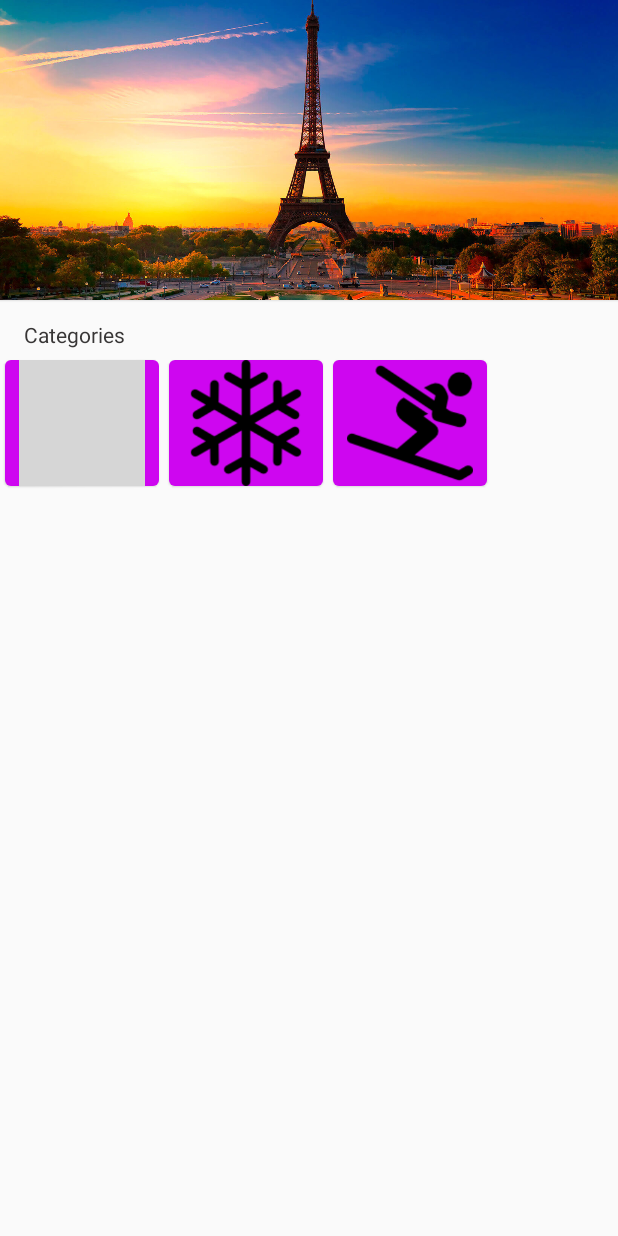
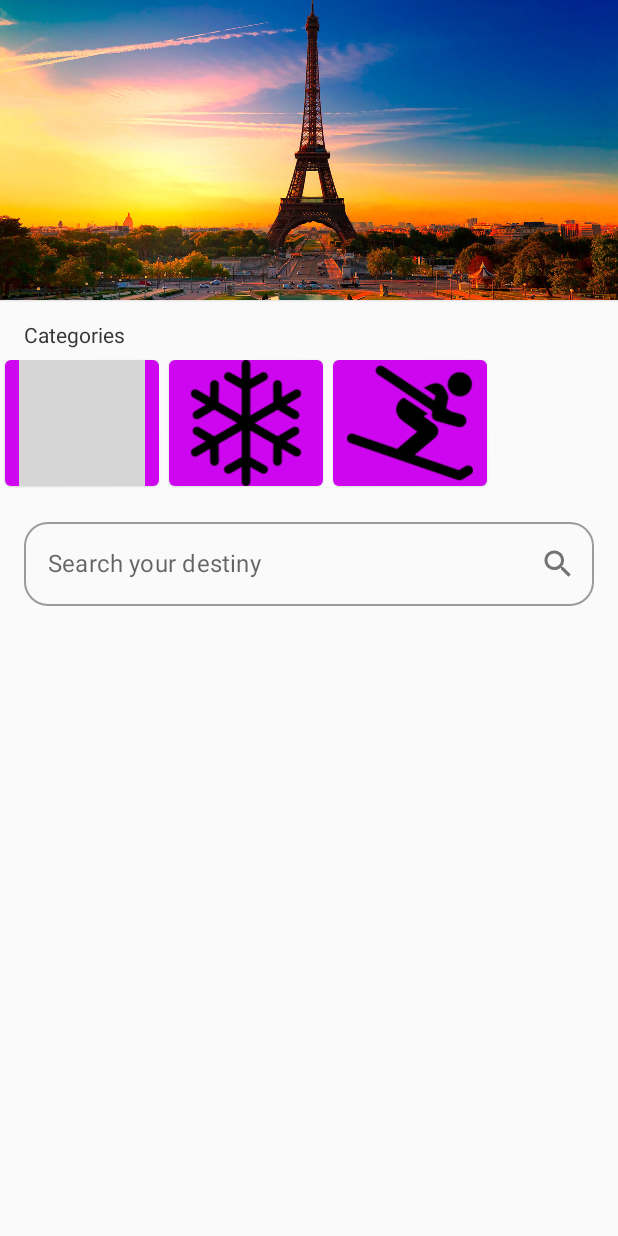
Before and after one commit to rufinoguilherme633/Sign, an Android app built with Jetpack Compose: the LoginActivity screen opened directly, with no data from a screen before it, on a phone screen of 412 x 824 dp. Run offline under Robolectric (Android 15) with nearby library versions, the phone set to English and light mode, and no system bars; grey boxes are pictures that could not be loaded.

Commit message:
Update LoginActivity.kt

```diff
--- a/app/src/main/java/br/senai/sp/jandira/tripapp/gui/LoginActivity.kt
+++ b/app/src/main/java/br/senai/sp/jandira/tripapp/gui/LoginActivity.kt
@@ -8,7 +8,10 @@ import androidx.compose.foundation.Image
 import androidx.compose.foundation.layout.*
 import androidx.compose.foundation.lazy.LazyRow
 import androidx.compose.foundation.lazy.items
+import androidx.compose.foundation.shape.RoundedCornerShape
 import androidx.compose.material.*
+import androidx.compose.material.icons.Icons
+import androidx.compose.material.icons.filled.Search
 import androidx.compose.runtime.Composable
 import androidx.compose.ui.Alignment
 import androidx.compose.ui.Modifier
@@ -177,5 +180,25 @@ Column(
 }
         }
 
+        OutlinedTextField(
+            value = "",
+            onValueChange = {},
+            modifier = Modifier
+                .fillMaxWidth()
+                .padding(16.dp),
+            shape = RoundedCornerShape(16.dp),
+            placeholder = {
+                Text(text = stringResource(id = R.string.search_your_destiny))
+
+            },
+            trailingIcon = { // faz o icone ir para o final , e quando escrever ele nao vai desaparecer
+                IconButton( //icone botao , metodo on click ja embutido
+                    onClick = { }
+                ) {
+                    Icon(imageVector = Icons.Default.Search, contentDescription ="" )
+                }
+            }
+            )
+
     }
 }
```
